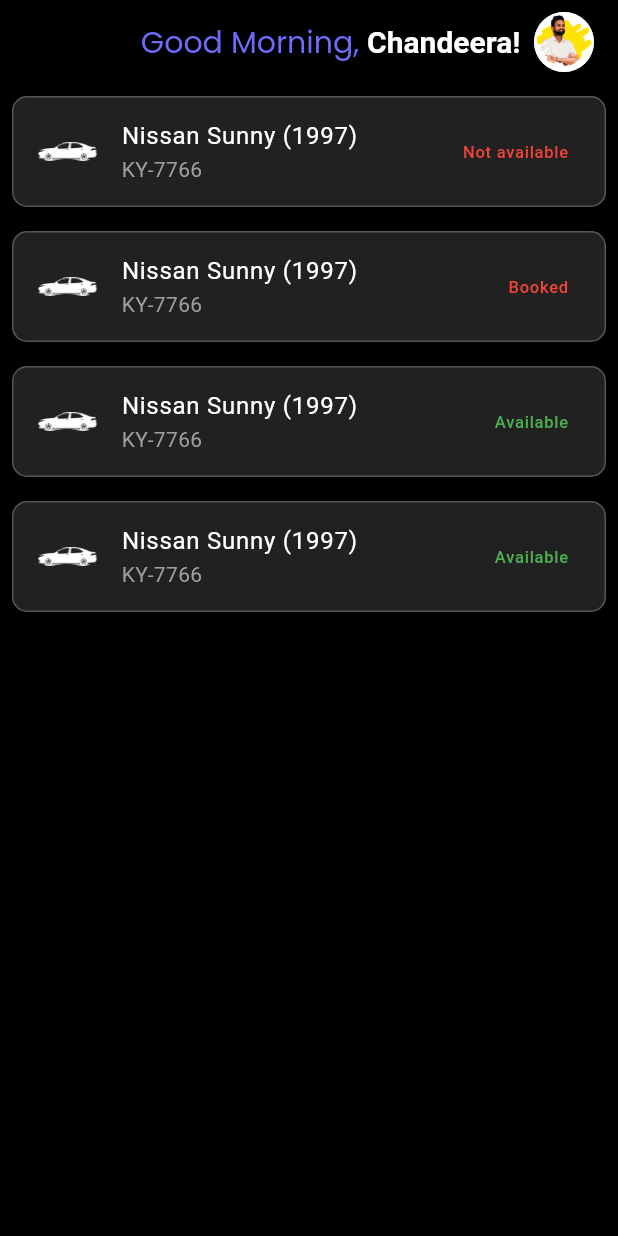
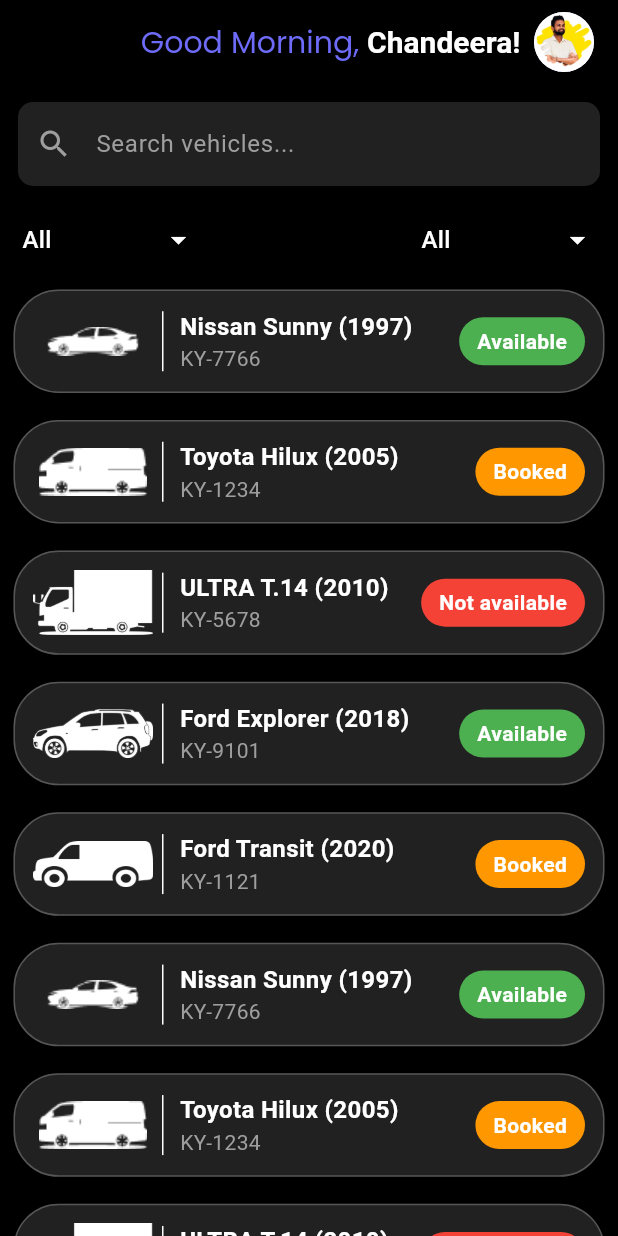
Before and after one commit to DriveOrbit/Driveorbit-App, a Flutter app: the screen it shows after launch, on a phone screen of 412 x 824 dp. Run offline on Flutter 3.47's test engine with Material 3 defaults, Android fonts, the phone set to English and light mode, and no system bars; our stand-ins replace google_fonts.

Commit message:
Created vehicle details in dashboard with search and filter functionality

```diff
--- a/lib/main.dart
+++ b/lib/main.dart
@@ -2,22 +2,16 @@ import 'package:driveorbit_app/screen/dashboard/dashboard_driver_page.dart';
 import 'package:flutter/material.dart';
 
 void main() {
-  runApp(const MyApp());
+  runApp(MyApp());
 }
 
-class MyApp extends StatefulWidget {
+class MyApp extends StatelessWidget {
   const MyApp({super.key});
 
   @override
-  State<MyApp> createState() => _MyAppState();
-}
-
-class _MyAppState extends State<MyApp> {
-  @override
   Widget build(BuildContext context) {
-    return const MaterialApp(
-      debugShowCheckedModeBanner: false,
-      home: HomePage(),
+    return MaterialApp(
+      home: DashboardDriverPage(),
     );
   }
 }
--- /dev/null
+++ b/lib/models/vehicle_details_entity.dart
@@ -0,0 +1,28 @@
+class VehicleDetailsEntity {
+  final int vehicleId;
+  final String vehicleNumber;
+  final String vehicleType;
+  final String vehicleModel;
+  final String vehicleImage;
+  final String vehicleStatus;
+
+  VehicleDetailsEntity({
+    required this.vehicleId,
+    required this.vehicleNumber,
+    required this.vehicleType,
+    required this.vehicleModel,
+    required this.vehicleImage,
+    required this.vehicleStatus,
+  });
+
+  factory VehicleDetailsEntity.fromJson(Map<String, dynamic> json) {
+    return VehicleDetailsEntity(
+      vehicleId: json['vehicleId'],
+      vehicleNumber: json['vehicleNumber'],
+      vehicleType: json['vehicleType'],
+      vehicleModel: json['vehicleModel'],
+      vehicleImage: json['vehicleImage'],
+      vehicleStatus: json['vehicleStatus'],
+    );
+  }
+}
--- a/lib/screen/dashboard/dashboard_driver_page.dart
+++ b/lib/screen/dashboard/dashboard_driver_page.dart
@@ -1,14 +1,73 @@
+import 'dart:convert';
 import 'package:flutter/material.dart';
+import 'package:flutter/services.dart';
+import 'package:driveorbit_app/models/vehicle_details_entity.dart';
+import 'package:driveorbit_app/widgets/vehicle_details.dart';
 import 'package:google_fonts/google_fonts.dart';
 
-class HomePage extends StatefulWidget {
-  const HomePage({super.key});
+class DashboardDriverPage extends StatefulWidget {
+  const DashboardDriverPage({super.key});
 
   @override
-  State<HomePage> createState() => _HomePageState();
+  State<DashboardDriverPage> createState() => _LoginPageState();
 }
 
-class _HomePageState extends State<HomePage> {
+class _LoginPageState extends State<DashboardDriverPage> {
+  List<VehicleDetailsEntity> _messages = [];
+  List<VehicleDetailsEntity> _filteredMessages = [];
+  String _searchQuery = '';
+  String _selectedTypeFilter = 'All';
+  String _selectedStatusFilter = 'All';
+
+  _loadVehicleDetails() async {
+    final response =
+        await rootBundle.loadString('assets/mock_vehicledetails.json');
+
+    final List<dynamic> decodedList = jsonDecode(response) as List<dynamic>;
+    final List<VehicleDetailsEntity> vehicleDetails = decodedList.map((item) {
+      return VehicleDetailsEntity.fromJson(item as Map<String, dynamic>);
+    }).toList();
+
+    setState(() {
+      _messages = vehicleDetails;
+      _filteredMessages = vehicleDetails;
+    });
+  }
+
+  String getGreeting() {
+    final hour = DateTime.now().hour;
+    if (hour < 12) return 'Good Morning';
+    if (hour < 17) return 'Good Afternoon';
+    return 'Good Evening';
+  }
+
+  void _applyFilters() {
+    setState(() {
+      _filteredMessages = _messages.where((vehicle) {
+        final matchesSearch = vehicle.vehicleModel
+                .toLowerCase()
+                .contains(_searchQuery.toLowerCase()) ||
+            vehicle.vehicleNumber
+                .toLowerCase()
+                .contains(_searchQuery.toLowerCase());
+
+        final matchesType = _selectedTypeFilter == 'All' ||
+            vehicle.vehicleType == _selectedTypeFilter;
+
+        final matchesStatus = _selectedStatusFilter == 'All' ||
+            vehicle.vehicleStatus == _selectedStatusFilter;
+
+        return matchesSearch && matchesType && matchesStatus;
+      }).toList();
+    });
+  }
+
+  @override
+  void initState() {
+    _loadVehicleDetails();
+    super.initState();
+  }
+
   @override
   Widget build(BuildContext context) {
     return Scaffold(
@@ -20,67 +79,145 @@ class _HomePageState extends State<HomePage> {
               text: TextSpan(
                 children: <TextSpan>[
                   TextSpan(
-                      text: 'Good Morning, ',
+                    text: '${getGreeting()}, ',
                     style: GoogleFonts.poppins(
-                          color: Color(0xFF6D6BF8), fontSize: 20.0)),
+                      color: const Color(0xFF6D6BF8),
+                      fontSize: 20.0,
+                    ),
+                  ),
                   const TextSpan(
                     text: 'Chandeera!',
                     style: TextStyle(
                       color: Colors.white,
                       fontWeight: FontWeight.bold,
-                          fontSize: 20.0)),
+                      fontSize: 20.0,
+                    ),
+                  ),
                 ],
               ),
             ),
             const SizedBox(width: 9),
             const CircleAvatar(
-              backgroundImage: AssetImage('assets/IMG-20241116-WA0044.jpg'),
+              backgroundImage: AssetImage('assets/chandeera.jpg'),
             ),
           ],
         ),
         backgroundColor: Colors.black,
       ),
-      body: ListView(
-        children: <Widget>[
-          vehicleListItem('Nissan Sunny (1997)', 'KY-7766', 'assets/illust.png',
-              'Not available'),
-          vehicleListItem(
-              'Nissan Sunny (1997)', 'KY-7766', 'assets/illust.png', 'Booked'),
-          vehicleListItem('Nissan Sunny (1997)', 'KY-7766', 'assets/illust.png',
-              'Available'),
-          vehicleListItem('Nissan Sunny (1997)', 'KY-7766', 'assets/illust.png',
-              'Available'),
+      body: SingleChildScrollView(
+        child: Column(
+          children: [
+            // Search Bar
+            Padding(
+              padding: const EdgeInsets.all(12.0),
+              child: TextField(
+                decoration: InputDecoration(
+                  hintText: 'Search vehicles...',
+                  hintStyle: TextStyle(color: Colors.grey),
+                  prefixIcon: Icon(Icons.search, color: Colors.grey),
+                  filled: true,
+                  fillColor: Colors.grey[900],
+                  border: OutlineInputBorder(
+                    borderRadius: BorderRadius.circular(10),
+                    borderSide: BorderSide.none,
+                  ),
+                ),
+                style: TextStyle(color: Colors.white),
+                onChanged: (value) {
+                  setState(() {
+                    _searchQuery = value;
+                    _applyFilters();
+                  });
+                },
+              ),
+            ),
+
+            // Filter Options
+            Padding(
+              padding: const EdgeInsets.symmetric(horizontal: 15.0),
+              child: Row(
+                children: [
+                  // Vehicle Type Filter
+                  Expanded(
+                    child: DropdownButton<String>(
+                      value: _selectedTypeFilter,
+                      items: [
+                        'All',
+                        'Car',
+                        'Van',
+                        'SUV',
+                        'Truck',
+                      ].map((String value) {
+                        return DropdownMenuItem<String>(
+                          value: value,
+                          child: Text(
+                            value,
+                            style: TextStyle(color: Colors.white),
+                          ),
+                        );
+                      }).toList(),
+                      onChanged: (value) {
+                        setState(() {
+                          _selectedTypeFilter = value!;
+                          _applyFilters();
+                        });
+                      },
+                      dropdownColor: Colors.grey[900],
+                      icon: Icon(Icons.arrow_drop_down, color: Colors.white),
+                      underline: Container(),
+                      isExpanded: true,
+                    ),
+                  ),
+
+                  const SizedBox(width: 150),
+
+                  // Vehicle Status Filter
+                  Expanded(
+                    child: DropdownButton<String>(
+                      value: _selectedStatusFilter,
+                      items: [
+                        'All',
+                        'Available',
+                        'Booked',
+                        'Not available',
+                      ].map((String value) {
+                        return DropdownMenuItem<String>(
+                          value: value,
+                          child: Text(
+                            value,
+                            style: TextStyle(color: Colors.white),
+                          ),
+                        );
+                      }).toList(),
+                      onChanged: (value) {
+                        setState(() {
+                          _selectedStatusFilter = value!;
+                          _applyFilters();
+                        });
+                      },
+                      dropdownColor: Colors.grey[900],
+                      icon: Icon(Icons.arrow_drop_down, color: Colors.white),
+                      underline: Container(),
+                      isExpanded: true,
+                    ),
+                  ),
                 ],
+              ),
+            ),
+
+            // Vehicle List
+            ListView.builder(
+              shrinkWrap: true,
+              physics: NeverScrollableScrollPhysics(),
+              itemCount: _filteredMessages.length,
+              itemBuilder: (context, index) {
+                return VehicleDetails(entity: _filteredMessages[index]);
+              },
+            ),
+          ],
+        ),
       ),
       backgroundColor: Colors.black,
     );
   }
-
-  Widget vehicleListItem(
-      String model, String plate, String iconPath, String status) {
-    return Container(
-      margin: const EdgeInsets.all(8.0),
-      decoration: BoxDecoration(
-        color: Colors.grey[900],
-        border: Border.all(color: Colors.white24),
-        borderRadius: BorderRadius.circular(10),
-        boxShadow: [
-          BoxShadow(
-            color: Colors.black.withOpacity(0.5),
-            spreadRadius: 1,
-            blurRadius: 3,
-            offset: Offset(0, 2),
-          ),
-        ],
-      ),
-      child: ListTile(
-        leading: Image.asset(iconPath, width: 40),
-        title: Text(model, style: TextStyle(color: Colors.white)),
-        subtitle: Text(plate, style: TextStyle(color: Colors.grey)),
-        trailing: Text(status,
-            style: TextStyle(
-                color: status == 'Available' ? Colors.green : Colors.red)),
-      ),
-    );
 }
-}
--- /dev/null
+++ b/lib/widgets/vehicle_details.dart
@@ -0,0 +1,96 @@
+import 'package:flutter/material.dart';
+import 'package:driveorbit_app/models/vehicle_details_entity.dart';
+
+class VehicleDetails extends StatelessWidget {
+  final VehicleDetailsEntity entity;
+
+  const VehicleDetails({super.key, required this.entity});
+
+  @override
+  Widget build(BuildContext context) {
+    return Container(
+      padding: const EdgeInsets.all(12),
+      margin: const EdgeInsets.all(9.0),
+      decoration: BoxDecoration(
+        color: Colors.grey[900],
+        border: Border.all(color: Colors.white24),
+        borderRadius: BorderRadius.circular(30),
+        boxShadow: [
+          BoxShadow(
+            // ignore: deprecated_member_use
+            color: Colors.black.withOpacity(0.5),
+            spreadRadius: 1,
+            blurRadius: 3,
+            offset: const Offset(0, 2),
+          ),
+        ],
+      ),
+      child: Row(
+        mainAxisAlignment: MainAxisAlignment.start,
+        children: [
+          // Left Side: Vehicle Icon and Details
+          Expanded(
+            child: Row(
+              children: [
+                Padding(
+                  padding: const EdgeInsets.only(right: 5),
+                  child: Image.asset(
+                    entity.vehicleImage,
+                    width: 80,
+                  ),
+                ), // Vehicle Icon
+                Container(
+                  margin: const EdgeInsets.symmetric(horizontal: 1),
+                  width: 1,
+                  height: 40,
+                  color: Colors.white,
+                ),
+                const SizedBox(width: 10), // Spacing
+                Column(
+                  crossAxisAlignment: CrossAxisAlignment.start,
+                  children: [
+                    Text(
+                      entity.vehicleModel,
+                      style: const TextStyle(
+                        color: Colors.white,
+                        fontSize: 16,
+                        fontWeight: FontWeight.bold,
+                      ),
+                    ),
+                    Text(
+                      entity.vehicleNumber,
+                      style: const TextStyle(
+                        color: Colors.grey,
+                        fontSize: 14,
+                      ),
+                    ),
+                  ],
+                ),
+              ],
+            ),
+          ),
+          // Right Side: Status
+          Container(
+            padding: const EdgeInsets.symmetric(horizontal: 12, vertical: 6),
+            decoration: BoxDecoration(
+              color: entity.vehicleStatus == 'Available'
+                  ? Colors.green
+                  : entity.vehicleStatus == 'Booked'
+                      ? Colors.orange
+                      : Colors.red,
+              borderRadius: BorderRadius.circular(20),
+            ),
+            child: Text(
+              entity.vehicleStatus,
+              style: const TextStyle(
+                color: Colors.white,
+                fontSize: 14,
+                fontWeight: FontWeight.bold,
+              ),
+            ),
+          ),
+        ],
+      ),
+    );
+  }
+}
--- a/pubspec.yaml
+++ b/pubspec.yaml
@@ -30,6 +30,8 @@ environment:
 dependencies:
   flutter:
     sdk: flutter
+  http: ^1.3.0
+  cached_network_image: ^3.2.0
 
   # The following adds the Cupertino Icons font to your application.
   # Use with the CupertinoIcons class for iOS style icons.
```
Also changed, not shown: assets/mock_vehicledetails.json (added, +122 -0 lines), assets/car.png (renamed from assets/illust.png), assets/chandeera.jpg (renamed from assets/IMG-20241116-WA0044.jpg), assets/suv.png (added), assets/truck1.png (added), assets/truck2.png (added), assets/van.png (added), lib/models/driver_profile.dart (added), lib/widgets/driving_history.dart (added), pubspec.lock, 3 other files. Lines whose indentation alone changed are shown as unchanged.
